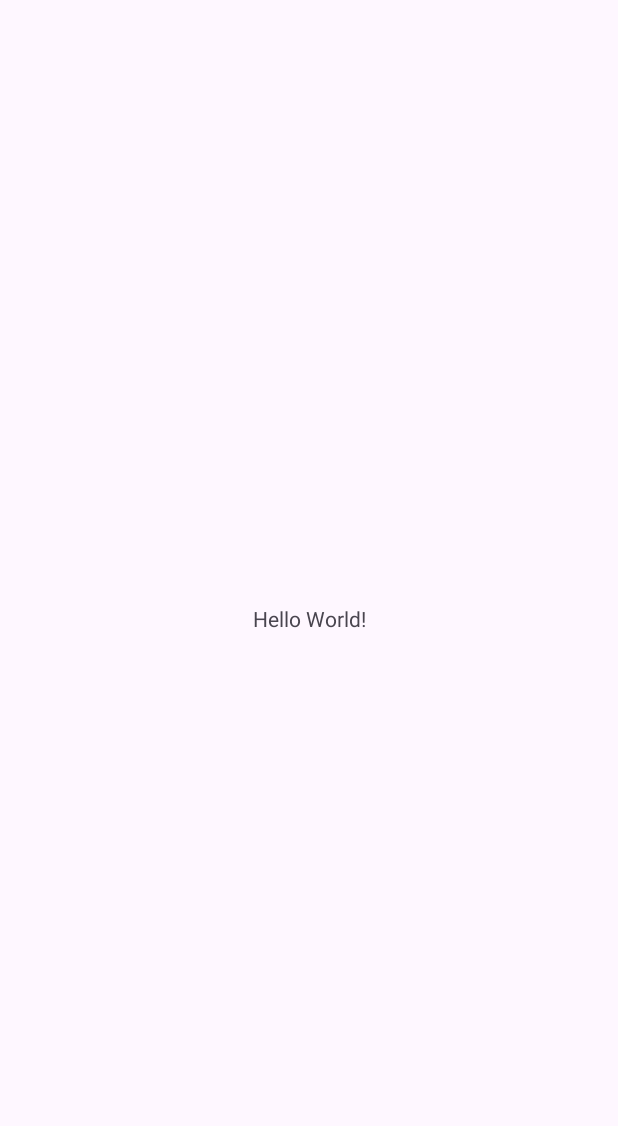
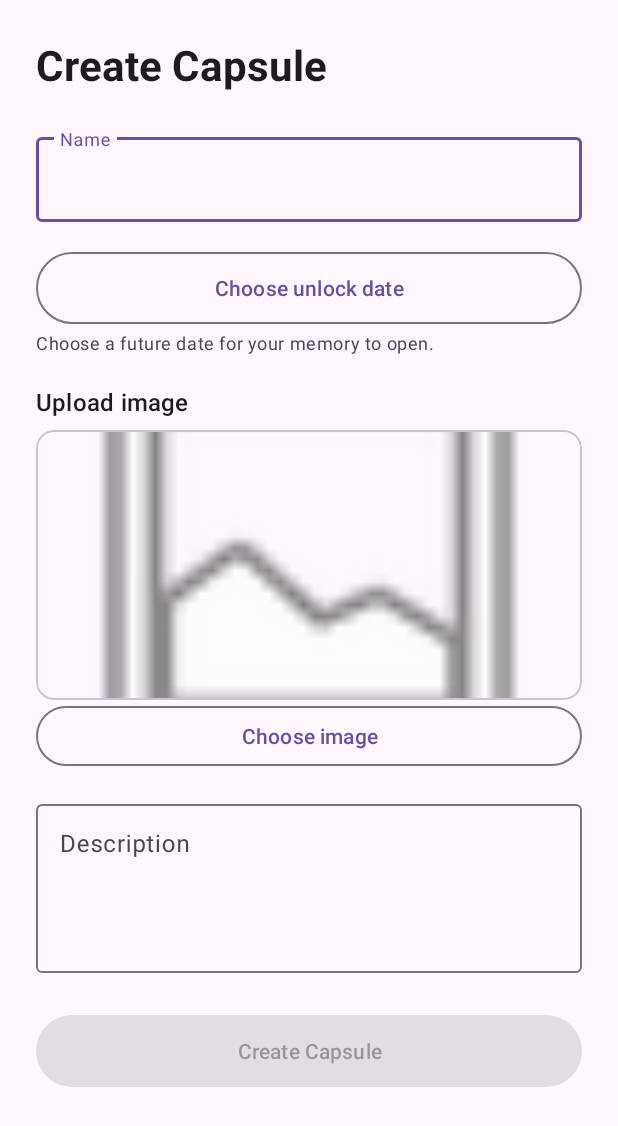
Before and after one commit to NorthernLadd/Capsule_Proto, an Android app: the screen it shows after launch (MainActivity), on a phone screen of 412 x 824 dp. Before the commit the part shown is almost empty. Shown: the top 1126 px of the screen. Run offline under Robolectric (Android 15) with nearby library versions, the phone set to English and light mode, and no system bars.

Commit message:
Add time capsule creation UI

```diff
--- /dev/null
+++ b/app/src/main/java/com/example/capsule/CreateFragment.kt
@@ -0,0 +1,73 @@
+package com.example.capsule
+
+import android.app.DatePickerDialog
+import android.net.Uri
+import android.os.Bundle
+import android.view.View
+import android.widget.ImageView
+import androidx.activity.result.contract.ActivityResultContracts
+import androidx.fragment.app.Fragment
+import com.google.android.material.button.MaterialButton
+import java.text.DateFormat
+import java.util.Calendar
+
+class CreateFragment : Fragment(R.layout.fragment_create) {
+    private var unlockDate: Long? = null
+    private var photoUri: Uri? = null
+
+    private val choosePhoto = registerForActivityResult(ActivityResultContracts.GetContent()) { uri ->
+        if (uri != null) {
+            photoUri = uri
+            view?.findViewById<ImageView>(R.id.photo_preview)?.setImageURI(uri)
+        }
+    }
+
+    override fun onCreate(savedInstanceState: Bundle?) {
+        super.onCreate(savedInstanceState)
+        unlockDate = savedInstanceState?.getLong("unlock_date")?.takeIf { it != 0L }
+        photoUri = savedInstanceState?.getString("photo_uri")?.let(Uri::parse)
+    }
+
+    override fun onViewCreated(view: View, savedInstanceState: Bundle?) {
+        val dateButton = view.findViewById<MaterialButton>(R.id.unlock_date)
+        unlockDate?.let { dateButton.text = dateLabel(it) }
+        photoUri?.let { view.findViewById<ImageView>(R.id.photo_preview).setImageURI(it) }
+        view.findViewById<MaterialButton>(R.id.choose_photo).setOnClickListener {
+            choosePhoto.launch("image/*")
+        }
+        dateButton.setOnClickListener {
+            val tomorrow = Calendar.getInstance().apply {
+                add(Calendar.DAY_OF_YEAR, 1)
+                set(Calendar.HOUR_OF_DAY, 0)
+                set(Calendar.MINUTE, 0)
+                set(Calendar.SECOND, 0)
+                set(Calendar.MILLISECOND, 0)
+            }
+            val selected = Calendar.getInstance().apply {
+                timeInMillis = maxOf(unlockDate ?: tomorrow.timeInMillis, tomorrow.timeInMillis)
+            }
+            DatePickerDialog(
+                requireContext(),
+                { _, year, month, day ->
+                    selected.set(year, month, day)
+                    unlockDate = selected.timeInMillis
+                    dateButton.text = dateLabel(selected.timeInMillis)
+                },
+                selected.get(Calendar.YEAR),
+                selected.get(Calendar.MONTH),
+                selected.get(Calendar.DAY_OF_MONTH)
+            ).apply {
+                datePicker.minDate = tomorrow.timeInMillis
+            }.show()
+        }
+    }
+
+    override fun onSaveInstanceState(outState: Bundle) {
+        super.onSaveInstanceState(outState)
+        unlockDate?.let { outState.putLong("unlock_date", it) }
+        photoUri?.let { outState.putString("photo_uri", it.toString()) }
+    }
+
+    private fun dateLabel(date: Long): String =
+        getString(R.string.unlock_date_value, DateFormat.getDateInstance().format(date))
+}
--- a/app/src/main/res/layout/activity_main.xml
+++ b/app/src/main/res/layout/activity_main.xml
@@ -1,19 +1,6 @@
 <?xml version="1.0" encoding="utf-8"?>
-<androidx.constraintlayout.widget.ConstraintLayout xmlns:android="http://schemas.android.com/apk/res/android"
-    xmlns:app="http://schemas.android.com/apk/res-auto"
-    xmlns:tools="http://schemas.android.com/tools"
+<androidx.fragment.app.FragmentContainerView xmlns:android="http://schemas.android.com/apk/res/android"
     android:id="@+id/main"
+    android:name="com.example.capsule.CreateFragment"
     android:layout_width="match_parent"
-    android:layout_height="match_parent"
-    tools:context=".MainActivity">
-
-    <TextView
-        android:layout_width="wrap_content"
-        android:layout_height="wrap_content"
-        android:text="Hello World!"
-        app:layout_constraintBottom_toBottomOf="parent"
-        app:layout_constraintEnd_toEndOf="parent"
-        app:layout_constraintStart_toStartOf="parent"
-        app:layout_constraintTop_toTopOf="parent" />
-
-</androidx.constraintlayout.widget.ConstraintLayout>
+    android:layout_height="match_parent" />
--- /dev/null
+++ b/app/src/main/res/layout/fragment_create.xml
@@ -0,0 +1,93 @@
+<?xml version="1.0" encoding="utf-8"?>
+<ScrollView xmlns:android="http://schemas.android.com/apk/res/android"
+    xmlns:app="http://schemas.android.com/apk/res-auto"
+    android:layout_width="match_parent"
+    android:layout_height="match_parent"
+    android:fillViewport="true">
+    <LinearLayout
+        android:layout_width="match_parent"
+        android:layout_height="wrap_content"
+        android:orientation="vertical"
+        android:padding="24dp">
+        <TextView
+            android:layout_width="match_parent"
+            android:layout_height="wrap_content"
+            android:text="@string/create_capsule"
+            android:textAppearance="?attr/textAppearanceHeadlineMedium"
+            android:textStyle="bold"
+            android:layout_marginBottom="24dp" />
+        <com.google.android.material.textfield.TextInputLayout
+            style="@style/Widget.Material3.TextInputLayout.OutlinedBox"
+            android:layout_width="match_parent"
+            android:layout_height="wrap_content"
+            android:hint="@string/capsule_name">
+            <com.google.android.material.textfield.TextInputEditText
+                android:id="@+id/capsule_name"
+                android:layout_width="match_parent"
+                android:layout_height="wrap_content"
+                android:inputType="textCapSentences"
+                android:maxLines="1" />
+        </com.google.android.material.textfield.TextInputLayout>
+        <com.google.android.material.button.MaterialButton
+            android:id="@+id/unlock_date"
+            style="@style/Widget.Material3.Button.OutlinedButton"
+            android:layout_width="match_parent"
+            android:layout_height="wrap_content"
+            android:minHeight="56dp"
+            android:layout_marginTop="16dp"
+            android:text="@string/choose_unlock_date" />
+        <TextView
+            android:layout_width="match_parent"
+            android:layout_height="wrap_content"
+            android:text="@string/unlock_help"
+            android:textAppearance="?attr/textAppearanceBodySmall"
+            android:layout_marginBottom="20dp" />
+        <TextView
+            android:layout_width="match_parent"
+            android:layout_height="wrap_content"
+            android:text="@string/upload_image"
+            android:textAppearance="?attr/textAppearanceTitleMedium" />
+        <com.google.android.material.card.MaterialCardView
+            android:layout_width="match_parent"
+            android:layout_height="180dp"
+            android:layout_marginTop="8dp"
+            app:cardCornerRadius="12dp"
+            app:strokeWidth="1dp">
+            <ImageView
+                android:id="@+id/photo_preview"
+                android:layout_width="match_parent"
+                android:layout_height="match_parent"
+                android:scaleType="centerCrop"
+                android:contentDescription="@string/selected_image"
+                android:src="@android:drawable/ic_menu_gallery" />
+        </com.google.android.material.card.MaterialCardView>
+        <com.google.android.material.button.MaterialButton
+            android:id="@+id/choose_photo"
+            style="@style/Widget.Material3.Button.OutlinedButton"
+            android:layout_width="match_parent"
+            android:layout_height="wrap_content"
+            android:text="@string/choose_image" />
+        <com.google.android.material.textfield.TextInputLayout
+            style="@style/Widget.Material3.TextInputLayout.OutlinedBox"
+            android:layout_width="match_parent"
+            android:layout_height="wrap_content"
+            android:layout_marginTop="16dp"
+            android:hint="@string/description">
+            <com.google.android.material.textfield.TextInputEditText
+                android:id="@+id/capsule_description"
+                android:layout_width="match_parent"
+                android:layout_height="wrap_content"
+                android:gravity="top"
+                android:inputType="textMultiLine|textCapSentences"
+                android:minLines="4" />
+        </com.google.android.material.textfield.TextInputLayout>
+        <com.google.android.material.button.MaterialButton
+            android:id="@+id/create_capsule"
+            android:layout_width="match_parent"
+            android:layout_height="wrap_content"
+            android:layout_marginTop="24dp"
+            android:minHeight="56dp"
+            android:enabled="false"
+            android:text="@string/create_capsule" />
+    </LinearLayout>
+</ScrollView>
--- a/app/src/main/res/values/strings.xml
+++ b/app/src/main/res/values/strings.xml
@@ -1,3 +1,12 @@
 <resources>
     <string name="app_name">Capsule</string>
+    <string name="create_capsule">Create Capsule</string>
+    <string name="capsule_name">Name</string>
+    <string name="choose_unlock_date">Choose unlock date</string>
+    <string name="unlock_date_value">Unlock date: %1$s</string>
+    <string name="unlock_help">Choose a future date for your memory to open.</string>
+    <string name="upload_image">Upload image</string>
+    <string name="selected_image">Capsule image preview</string>
+    <string name="choose_image">Choose image</string>
+    <string name="description">Description</string>
 </resources>
```
